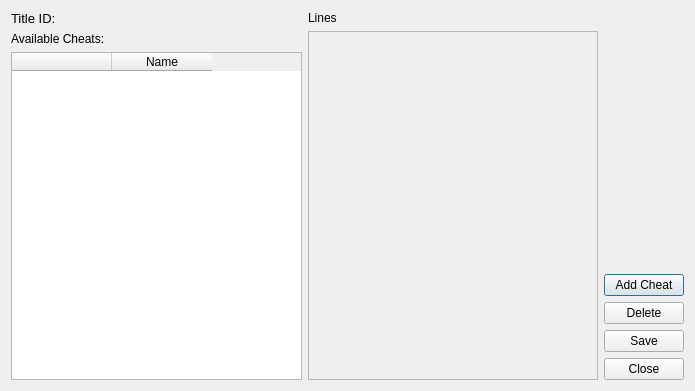
GreenAmaranthine/citra, file src/citra/cheats.ui: the form before one commit.
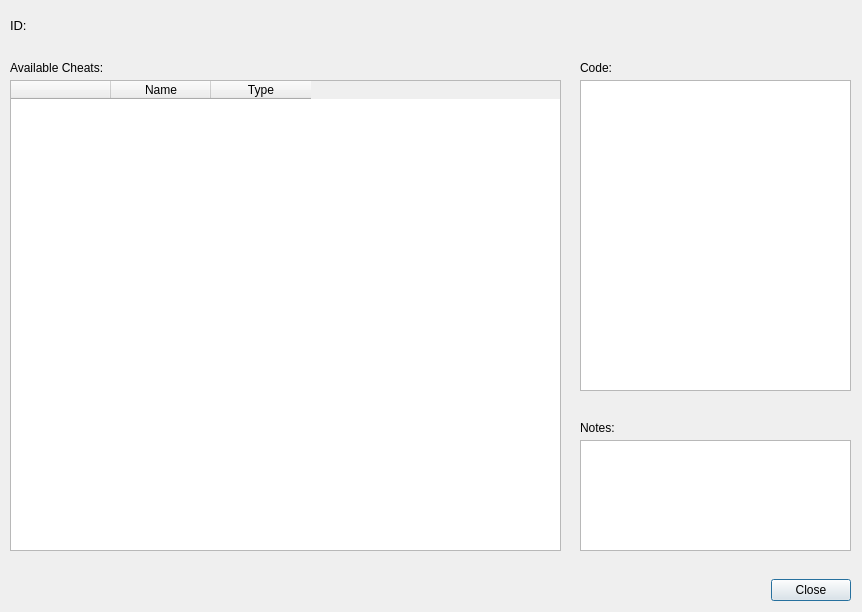
The form after the commit.

Commit message: switch to official cheats implementation (to make it easier to fix bugs and add new features)

```diff
--- a/src/citra/cheats.ui
+++ b/src/citra/cheats.ui
@@ -6,8 +6,8 @@
    <rect>
     <x>0</x>
     <y>0</y>
-    <width>695</width>
-    <height>391</height>
+    <width>862</width>
+    <height>612</height>
    </rect>
   </property>
   <property name="sizePolicy">
@@ -19,31 +19,66 @@
   <property name="windowTitle">
    <string>Cheats</string>
   </property>
-  <layout class="QHBoxLayout" name="horizontalLayout_2">
-   <item>
-    <layout class="QVBoxLayout" name="verticalLayout_2">
-     <item>
-      <widget class="QLabel" name="labelTitle">
+  <widget class="QLabel" name="labelID">
+   <property name="geometry">
+    <rect>
+     <x>10</x>
+     <y>10</y>
+     <width>300</width>
+     <height>31</height>
+    </rect>
+   </property>
        <property name="font">
         <font>
          <pointsize>10</pointsize>
         </font>
        </property>
        <property name="text">
-        <string>Title ID:</string>
-       </property>
-       <property name="wordWrap">
-        <bool>true</bool>
-       </property>
-      </widget>
+    <string>ID:</string>
+   </property>
+  </widget>
+  <widget class="QWidget" name="horizontalLayoutWidget">
+   <property name="geometry">
+    <rect>
+     <x>10</x>
+     <y>570</y>
+     <width>841</width>
+     <height>41</height>
+    </rect>
+   </property>
+   <layout class="QHBoxLayout" name="horizontalLayout">
+    <item>
+     <spacer name="horizontalSpacer">
+      <property name="orientation">
+       <enum>Qt::Horizontal</enum>
+      </property>
+      <property name="sizeHint" stdset="0">
+       <size>
+        <width>40</width>
+        <height>20</height>
+       </size>
+      </property>
+     </spacer>
      </item>
      <item>
-      <widget class="QLabel" name="labelAvailableCheats">
+     <widget class="QPushButton" name="buttonClose">
        <property name="text">
-        <string>Available Cheats:</string>
+       <string>Close</string>
        </property>
       </widget>
      </item>
+   </layout>
+  </widget>
+  <widget class="QWidget" name="verticalLayoutWidget">
+   <property name="geometry">
+    <rect>
+     <x>10</x>
+     <y>80</y>
+     <width>551</width>
+     <height>471</height>
+    </rect>
+   </property>
+   <layout class="QVBoxLayout" name="verticalLayout">
      <item>
       <widget class="QTableWidget" name="tableCheats">
        <property name="editTriggers">
@@ -56,7 +91,7 @@
         <bool>false</bool>
        </property>
        <property name="columnCount">
-        <number>2</number>
+       <number>3</number>
        </property>
        <attribute name="horizontalHeaderVisible">
         <bool>true</bool>
@@ -74,80 +109,92 @@
          <string>Name</string>
         </property>
        </column>
+      <column>
+       <property name="text">
+        <string>Type</string>
+       </property>
+      </column>
       </widget>
      </item>
     </layout>
-   </item>
-   <item>
-    <layout class="QVBoxLayout" name="verticalLayout">
-     <item>
-      <widget class="QLabel" name="labelLines">
+  </widget>
+  <widget class="QLabel" name="labelAvailableCheats">
+   <property name="geometry">
+    <rect>
+     <x>10</x>
+     <y>60</y>
+     <width>121</width>
+     <height>16</height>
+    </rect>
+   </property>
        <property name="text">
-        <string>Lines</string>
-       </property>
-      </widget>
-     </item>
+    <string>Available Cheats:</string>
+   </property>
+  </widget>
+  <widget class="QWidget" name="verticalLayoutWidget_2">
+   <property name="geometry">
+    <rect>
+     <x>580</x>
+     <y>440</y>
+     <width>271</width>
+     <height>111</height>
+    </rect>
+   </property>
+   <layout class="QVBoxLayout" name="verticalLayout_2">
      <item>
-      <widget class="QPlainTextEdit" name="textLines">
-       <property name="enabled">
-        <bool>false</bool>
+     <widget class="QPlainTextEdit" name="textNotes">
+      <property name="readOnly">
+       <bool>true</bool>
        </property>
       </widget>
      </item>
     </layout>
-   </item>
-   <item>
+  </widget>
+  <widget class="QLabel" name="labelNotes">
+   <property name="geometry">
+    <rect>
+     <x>580</x>
+     <y>420</y>
+     <width>111</width>
+     <height>16</height>
+    </rect>
+   </property>
+   <property name="text">
+    <string>Notes:</string>
+   </property>
+  </widget>
+  <widget class="QWidget" name="verticalLayoutWidget_3">
+   <property name="geometry">
+    <rect>
+     <x>580</x>
+     <y>80</y>
+     <width>271</width>
+     <height>311</height>
+    </rect>
+   </property>
     <layout class="QVBoxLayout" name="verticalLayout_3">
      <item>
-      <spacer name="verticalSpacer">
-       <property name="orientation">
-        <enum>Qt::Vertical</enum>
-       </property>
-       <property name="sizeHint" stdset="0">
-        <size>
-         <width>20</width>
-         <height>40</height>
-        </size>
-       </property>
-      </spacer>
-     </item>
-     <item>
-      <widget class="QPushButton" name="buttonNewCheat">
-       <property name="sizePolicy">
-        <sizepolicy hsizetype="Minimum" vsizetype="Fixed">
-         <horstretch>0</horstretch>
-         <verstretch>0</verstretch>
-        </sizepolicy>
-       </property>
-       <property name="text">
-        <string>Add Cheat</string>
-       </property>
-      </widget>
-     </item>
-     <item>
-      <widget class="QPushButton" name="buttonDelete">
-       <property name="text">
-        <string>Delete</string>
-       </property>
-      </widget>
-     </item>
-     <item>
-      <widget class="QPushButton" name="buttonSave">
-       <property name="text">
-        <string>Save</string>
-       </property>
-      </widget>
-     </item>
-     <item>
-      <widget class="QPushButton" name="buttonClose">
+     <widget class="QPlainTextEdit" name="textCode">
+      <property name="readOnly">
+       <bool>true</bool>
+      </property>
+     </widget>
+    </item>
+   </layout>
+  </widget>
+  <widget class="QLabel" name="labelCode">
+   <property name="geometry">
+    <rect>
+     <x>580</x>
+     <y>60</y>
+     <width>55</width>
+     <height>16</height>
+    </rect>
+   </property>
        <property name="text">
-        <string>Close</string>
-       </property>
-      </widget>
-     </item>
-    </layout>
-   </item>
-  </layout>
+    <string>Code:</string>
+   </property>
+  </widget>
  </widget>
  <resources/>
  <connections/>
```
Left out of the diff: 3 changed lines with no effect on the pictures. Lines whose indentation alone changed are shown as unchanged. The commit also changes 34 other files.
